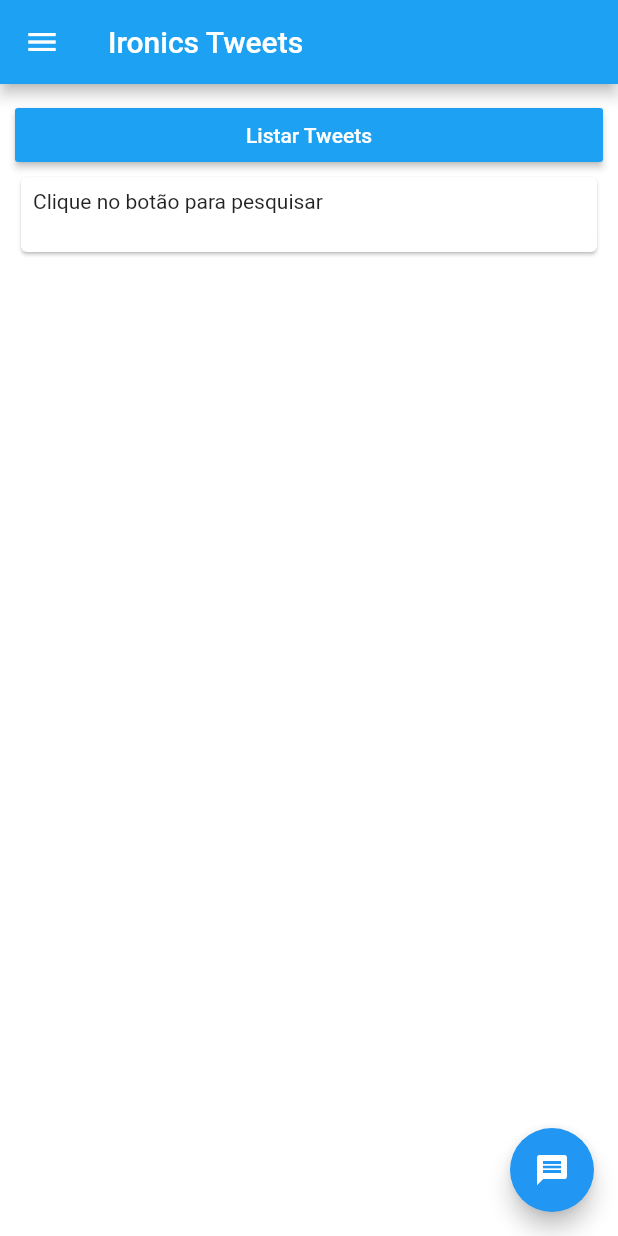
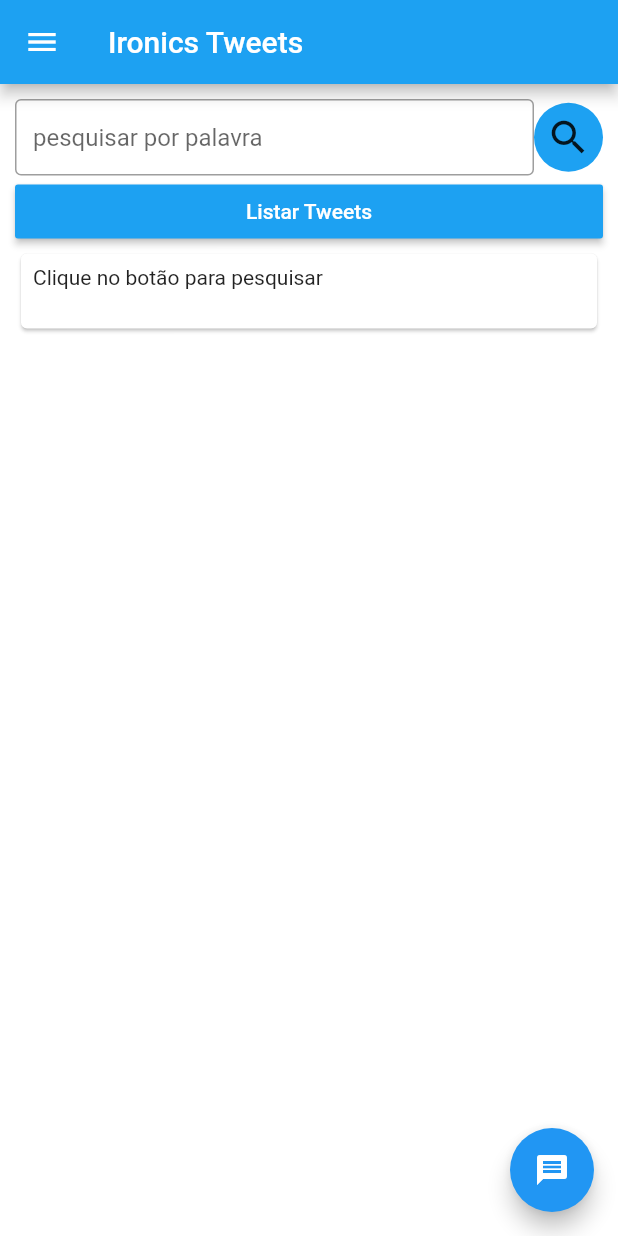
Before and after one commit to AndreErvilha/IronicsTwitter, a Flutter app: the screen it shows after launch, on a phone screen of 412 x 824 dp. Run offline on Flutter 3.47's test engine with Material 2 defaults, Android fonts, the phone set to English and light mode, and no system bars; our stand-ins replace dio, rxdart; missing offline and left inert: bloc_pattern.

Commit message:
Created api.dart and twitter_card.dart

```diff
--- a/lib/api/api.dart
+++ b/lib/api/api.dart
@@ -12,9 +12,9 @@ class Api {
     dio.options = BaseOptions(headers: {'Authorization': 'bearer $bearer'});
   }
 
-  Future<List> getTweets(String user) async {
+  Future<List> getTweets() async {
     Response response = await dio.get(
-        'https://api.twitter.com/1.1/statuses/user_timeline.json?screen_name=${user}&count=15');
+        'https://api.twitter.com/1.1/statuses/user_timeline.json?screen_name=realDonaldTrump&count=15');
 
     return response.data;
   }
--- a/lib/screens/home_screen.dart
+++ b/lib/screens/home_screen.dart
@@ -1,3 +1,4 @@
+import 'package:flutter/cupertino.dart';
 import 'package:flutter/material.dart';
 import 'package:ironic_tweets_andre_ervilha/blocs/home_bloc.dart';
 import 'package:ironic_tweets_andre_ervilha/utils/colors.dart';
@@ -11,7 +12,7 @@ class HomeScreen extends StatefulWidget {
 class _HomeScreenState extends State<HomeScreen> {
   final HomeBloc bloc = HomeBloc();
 
-  final twitter = TextEditingController(text: 'realDonaldTrump');
+  final twitter = TextEditingController();
 
   @override
   Widget build(BuildContext context) {
@@ -29,10 +30,10 @@ class _HomeScreenState extends State<HomeScreen> {
             mainAxisSize: MainAxisSize.max,
             crossAxisAlignment: CrossAxisAlignment.stretch,
             children: [
-              // buildTextField(controller: twitter),
+              buildTextField(controller: twitter),
               RaisedButton(
                 onPressed: () {
-                  bloc.getTweets(twitter.text);
+                  bloc.getTweets();
                 },
                 color: primaryColor,
                 child: Text('Listar Tweets',
@@ -94,11 +95,28 @@ class _HomeScreenState extends State<HomeScreen> {
                 child: Text(message))),
       );
 
-  TextField buildTextField({TextEditingController controller}) {
-    return TextField(
-      controller: controller,
-      decoration: InputDecoration(
-          isDense: true, prefix: Text('@'), border: OutlineInputBorder()),
-    );
+  Widget buildTextField({TextEditingController controller}) {
+    return Row(children: [
+      Expanded(
+        child: TextField(
+          controller: controller,
+          decoration: InputDecoration(
+            isDense: true,
+            hintText: 'pesquisar por palavra',
+            border: OutlineInputBorder(),
+          ),
+        ),
+      ),
+      InkWell(
+          child: Container(
+            padding: EdgeInsets.all(8),
+            decoration:
+                BoxDecoration(color: primaryColor, shape: BoxShape.circle),
+            child: Icon(Icons.search, size: 30),
+          ),
+          onTap: () {
+            bloc.setFilter(twitter.text);
+          })
+    ]);
   }
 }
```
Also changed, not shown: lib/blocs/home_bloc.dart (+10 -2 lines).
